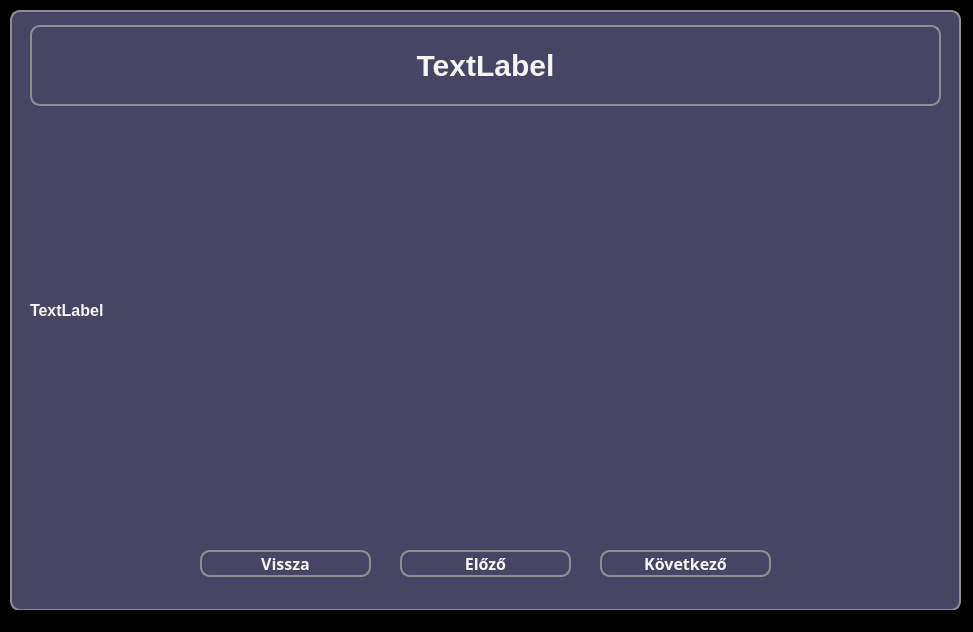
Old version of the form src/main/resources/ui/highcontrast/highContrastLearnWindow.ui in the repository pkristof1999/Szakdolgozat.
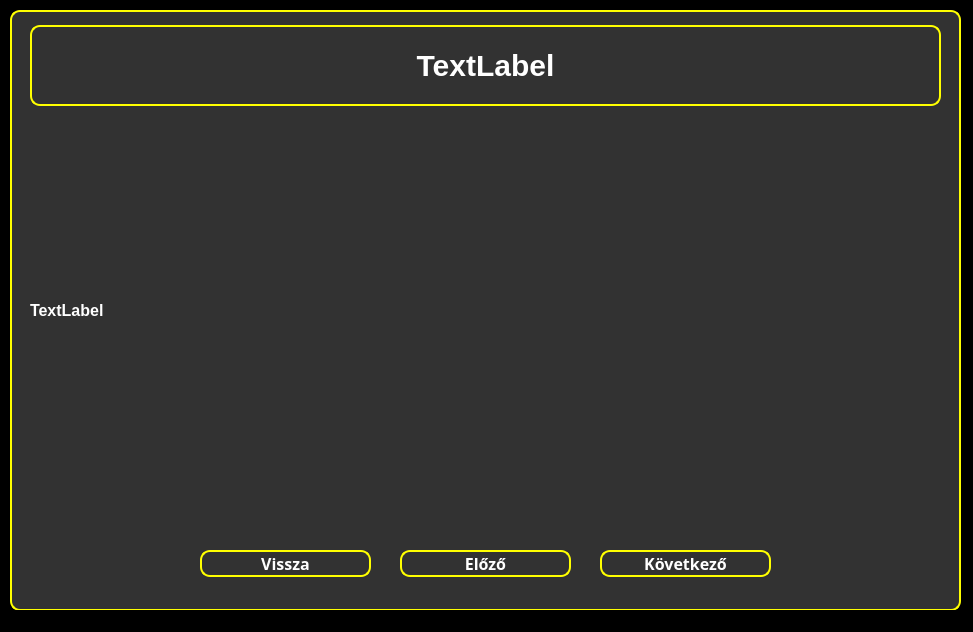
New version of the form.

What changed in the file:
```diff
--- a/src/main/resources/ui/highcontrast/highContrastLearnWindow.ui
+++ b/src/main/resources/ui/highcontrast/highContrastLearnWindow.ui
@@ -30,8 +30,8 @@
     </property>
     <property name="styleSheet">
      <string notr="true">* {
-	background-color: rgb(70, 70, 100);
-    border: 2px solid #8f8f91;
+	background-color: rgb(50, 50, 50);
+    border: 2px solid yellow;
     border-radius: 10px;
     color: white;
     font-size: 16px;
@@ -56,8 +56,10 @@
      </property>
      <property name="styleSheet">
       <string notr="true">* {
-	background-color: rgb(70, 70, 100);
-	color: whitesmoke;
+	background-color: rgb(50, 50, 50);
+	border: 2px solid yellow;
+	border-radius: 10px;
+	color: white;
 }
 
 *:hover {
@@ -87,8 +89,10 @@
      </property>
      <property name="styleSheet">
       <string notr="true">* {
-	background-color: rgb(70, 70, 100);
-	color: whitesmoke;
+	background-color: rgb(50, 50, 50);
+	border: 2px solid yellow;
+	border-radius: 10px;
+	color: white;
 }
 
 *:hover {
@@ -112,7 +116,7 @@
      <property name="styleSheet">
       <string notr="true">* {
 	font-size: 30px;
-	color: whitesmoke;
+	color: white;
 }</string>
      </property>
      <property name="text">
@@ -134,7 +138,7 @@
      <property name="styleSheet">
       <string notr="true">* {
 	border: none;
-	color: whitesmoke;
+	color: white;
 }</string>
      </property>
      <property name="text">
@@ -159,8 +163,10 @@
      </property>
      <property name="styleSheet">
       <string notr="true">* {
-	background-color: rgb(70, 70, 100);
-	color: whitesmoke;
+	background-color: rgb(50, 50, 50);
+	border: 2px solid yellow;
+	border-radius: 10px;
+	color: white;
 }
 
 *:hover {
```
Left out of the diff: 12 changed lines with no effect on the pictures.
